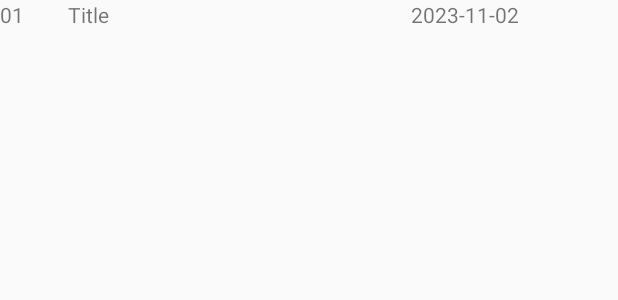
After one commit to dlskagusvx2/CapstoneTest, an Android app: the layout item_recycler.xml on its own in the app's theme, with its tools: preview values and no code run, on a phone screen of 412 x 824 dp. The commit adds this screen. Shown: the top 300 px of the screen. Run offline under Robolectric (Android 15) with nearby library versions, the phone set to English and light mode, and no system bars.

Commit message:
리사이클러뷰 텍스트와 연결하기

```diff
--- /dev/null
+++ b/app/src/main/res/layout/item_recycler.xml
@@ -0,0 +1,27 @@
+<?xml version="1.0" encoding="utf-8"?>
+<LinearLayout xmlns:android="http://schemas.android.com/apk/res/android"
+    xmlns:tools="http://schemas.android.com/tools"
+    android:layout_width="match_parent"
+    android:layout_height="wrap_content">
+
+    <TextView
+        android:id="@+id/textNo"
+        android:layout_width="0dp"
+        android:layout_height="wrap_content"
+        android:layout_weight="1"
+        android:text="01" />
+
+    <TextView
+        android:id="@+id/textTitle"
+        android:layout_width="0dp"
+        android:layout_height="wrap_content"
+        android:layout_weight="5"
+        android:text="Title" />
+
+    <TextView
+        android:id="@+id/textDate"
+        android:layout_width="0dp"
+        android:layout_height="wrap_content"
+        android:layout_weight="3"
+        android:text="2023-11-02" />
+</LinearLayout>
```
Also changed, not shown: app/src/main/java/com/example/capstonetest/SubActivity.kt (+89 -8 lines), app/src/main/java/com/example/capstonetest/adapter.kt (added, +7 -0 lines), app/src/main/res/layout/activity_sub.xml (+21 -45 lines).
